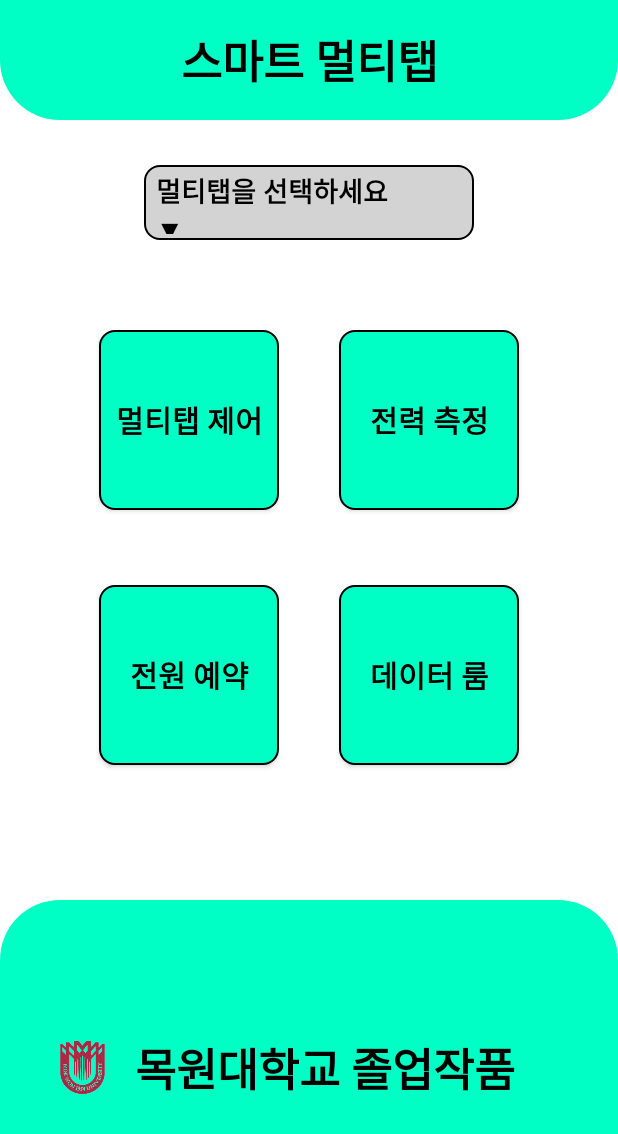
After one commit to htshot/androidProject, an Android app: the MainActivity2 screen opened directly, with no data from a screen before it, on a phone screen of 412 x 824 dp. The commit adds this screen. Shown: the top 1134 px of the screen. Run offline under Robolectric (Android 15) with nearby library versions, the phone set to English and light mode, and no system bars.

Commit message:
first commit

```diff
--- a/app/src/main/AndroidManifest.xml
+++ b/app/src/main/AndroidManifest.xml
@@ -14,7 +14,9 @@
         <meta-data
             android:name="com.google.android.actions"
             android:resource="@drawable/button_round" />
-
+        <activity
+            android:name=".MainActivity2"
+            android:exported="true"/>
         <activity
             android:name=".MainActivity"
             android:exported="true">
--- a/app/src/main/java/com/example/appdesign/MainActivity.java
+++ b/app/src/main/java/com/example/appdesign/MainActivity.java
@@ -2,6 +2,7 @@ package com.example.appdesign;
 
 import androidx.appcompat.app.AppCompatActivity;
 
+import android.content.Intent;
 import android.graphics.Color;
 import android.os.Bundle;
 import android.view.View;
@@ -282,10 +283,13 @@ public class MainActivity extends AppCompatActivity {
             }
         });
 
+        Intent intent = new Intent(MainActivity.this,MainActivity2.class);
         mainmenu.setOnClickListener(new View.OnClickListener() {
             @Override
             public void onClick(View view) {
                 // mainmenu 부분 코드 작성
+                startActivity(intent);
+                finish();
             }
         });
     }
--- /dev/null
+++ b/app/src/main/java/com/example/appdesign/MainActivity2.java
@@ -0,0 +1,52 @@
+package com.example.appdesign;
+
+import android.content.Intent;
+import android.os.Bundle;
+import android.util.Log;
+import android.view.View;
+import android.widget.AdapterView;
+import android.widget.ArrayAdapter;
+import android.widget.Button;
+import android.widget.Spinner;
+import androidx.appcompat.app.AppCompatActivity;
+import java.lang.reflect.Array;
+
+public class MainActivity2 extends AppCompatActivity {
+    @Override
+    protected void onCreate(Bundle savedInstanceState) {
+        super.onCreate(savedInstanceState);
+        setContentView(R.layout.mainpage);
+
+        Spinner spinner = findViewById(R.id.spinner);
+        if (spinner != null) {
+            String[] str = getResources().getStringArray(R.array.spinnerArray);
+            final ArrayAdapter<String> adapter = new ArrayAdapter<>(MainActivity2.this, R.layout.spinner_item, str);
+            adapter.setDropDownViewResource(android.R.layout.simple_spinner_dropdown_item);
+            spinner.setAdapter(adapter);
+
+            spinner.setOnItemSelectedListener(new AdapterView.OnItemSelectedListener() {
+                @Override
+                public void onItemSelected(AdapterView<?> parent, View view, int position, long id) {
+                    if (position > 0) {
+                        Log.v("알림", spinner.getSelectedItem().toString() + " is selected");
+                    }
+                }
+
+                @Override
+                public void onNothingSelected(AdapterView<?> parent) {
+
+                }
+            });
+        }
+
+        Button btn1 = findViewById(R.id.btn1);
+        Intent intent = new Intent(MainActivity2.this,MainActivity.class);
+        btn1.setOnClickListener(new View.OnClickListener() {
+            @Override
+            public void onClick(View view) {
+                startActivity(intent);
+                finish();
+            }
+        });
+    }
+}
--- /dev/null
+++ b/app/src/main/res/drawable/bottom_round.xml
@@ -0,0 +1,12 @@
+<?xml version="1.0" encoding="utf-8"?>
+<shape xmlns:android="http://schemas.android.com/apk/res/android">
+    <solid
+        android:color="#00FFC4"
+        />
+
+    <corners
+        android:topLeftRadius="40dp"
+        android:topRightRadius="40dp"
+        android:bottomLeftRadius="0dp"
+        android:bottomRightRadius="0dp"/>
+</shape>
--- /dev/null
+++ b/app/src/main/res/drawable/header_round.xml
@@ -0,0 +1,11 @@
+<?xml version="1.0" encoding="utf-8"?>
+<shape xmlns:android="http://schemas.android.com/apk/res/android">
+    <solid
+        android:color="#00FFC4"
+        />
+    <corners
+        android:topLeftRadius="0dp"
+        android:topRightRadius="0dp"
+        android:bottomLeftRadius="40dp"
+        android:bottomRightRadius="40dp"/>
+</shape>
--- /dev/null
+++ b/app/src/main/res/drawable/mainbt_round.xml
@@ -0,0 +1,16 @@
+<?xml version="1.0" encoding="utf-8"?>
+<shape xmlns:android="http://schemas.android.com/apk/res/android">
+    <solid
+        android:color="#00FFC4"
+        />
+
+    <stroke
+        android:width="1dp"
+        android:color="@color/black"
+        />
+    <corners
+        android:topLeftRadius="20dp"
+        android:topRightRadius="20dp"
+        android:bottomLeftRadius="20dp"
+        android:bottomRightRadius="20dp"/>
+</shape>
--- /dev/null
+++ b/app/src/main/res/drawable/spinner_style.xml
@@ -0,0 +1,16 @@
+<?xml version="1.0" encoding="utf-8"?>
+<shape xmlns:android="http://schemas.android.com/apk/res/android">
+    <solid
+        android:color="#D3D3D3"
+        />
+
+    <stroke
+        android:width="1dp"
+        android:color="@color/black"
+        />
+    <corners
+        android:topLeftRadius="10dp"
+        android:topRightRadius="10dp"
+        android:bottomLeftRadius="10dp"
+        android:bottomRightRadius="10dp"/>
+</shape>
--- /dev/null
+++ b/app/src/main/res/layout/mainpage.xml
@@ -0,0 +1,131 @@
+<?xml version="1.0" encoding="utf-8"?>
+<LinearLayout xmlns:android="http://schemas.android.com/apk/res/android"
+    android:layout_width="match_parent"
+    android:layout_height="match_parent"
+    android:orientation="vertical"
+    android:background="@color/white">
+    <LinearLayout
+        android:layout_width="match_parent"
+        android:layout_height="wrap_content"
+        android:orientation="horizontal">
+        <TextView
+            android:layout_width="match_parent"
+            android:layout_height="80dp"
+            android:background="@drawable/header_round"
+            android:text="스마트 멀티탭"
+            android:textColor="@color/black"
+            android:textStyle="bold"
+            android:textSize="30dp"
+            android:gravity="center"
+            />
+    </LinearLayout>
+
+    <LinearLayout
+        android:layout_width="wrap_content"
+        android:layout_height="wrap_content"
+        android:layout_marginTop="30dp"
+        android:layout_gravity="center"
+        >
+        <Spinner
+            android:layout_width="220dp"
+            android:layout_height="50dp"
+            android:id="@+id/spinner"
+            android:spinnerMode="dropdown"
+            android:textColor="@color/black"
+            android:background="@drawable/spinner_style"
+            android:layout_gravity="center"
+            />
+    </LinearLayout>
+
+    <GridLayout
+        android:layout_width="wrap_content"
+        android:layout_height="wrap_content"
+        android:columnCount="2"
+        android:rowCount="1"
+        android:layout_marginTop="40dp"
+        android:layout_gravity="center">
+
+        <Button
+            android:layout_width="120dp"
+            android:height="120dp"
+            android:background="@drawable/button_round"
+            android:text="멀티탭 제어"
+            android:textSize="20dp"
+            android:textStyle="bold"
+            android:textColor="@color/black"
+            android:layout_columnWeight="1"
+            android:layout_margin="20dp"
+            android:id="@+id/btn1"/>
+        <Button
+            android:layout_width="120dp"
+            android:height="120dp"
+            android:background="@drawable/button_round"
+            android:text="전력 측정"
+            android:textSize="20dp"
+            android:textStyle="bold"
+            android:textColor="@color/black"
+            android:layout_columnWeight="1"
+            android:layout_margin="20dp"
+            android:id="@+id/btn2"/>
+    </GridLayout>
+
+    <GridLayout
+        android:layout_width="wrap_content"
+        android:layout_height="wrap_content"
+        android:columnCount="2"
+        android:rowCount="1"
+        android:layout_marginTop="10dp"
+        android:layout_gravity="center">
+
+        <Button
+            android:layout_width="120dp"
+            android:height="120dp"
+            android:background="@drawable/button_round"
+            android:text="전원 예약"
+            android:textSize="20dp"
+            android:textStyle="bold"
+            android:textColor="@color/black"
+            android:layout_columnWeight="1"
+            android:layout_margin="20dp"
+            android:id="@+id/btn3"/>
+        <Button
+            android:layout_width="120dp"
+            android:height="120dp"
+            android:background="@drawable/button_round"
+            android:text="데이터 룸"
+            android:textSize="20dp"
+            android:textStyle="bold"
+            android:textColor="@color/black"
+            android:layout_columnWeight="1"
+            android:layout_margin="20dp"
+            android:id="@+id/btn4"/>
+    </GridLayout>
+
+    <LinearLayout
+        android:layout_width="match_parent"
+        android:layout_height="wrap_content"
+        android:orientation="horizontal"
+        android:background="@drawable/bottom_round"
+        android:layout_weight="1"
+        android:padding="20dp"
+        android:layout_marginTop="70dp"
+        >
+
+        <ImageView
+            android:layout_width="70dp"
+            android:layout_height="70dp"
+            android:src="@drawable/mokwon"
+            android:layout_gravity="center"/>
+        <TextView
+            android:layout_width="match_parent"
+            android:layout_height="wrap_content"
+            android:text="목원대학교 졸업작품"
+            android:textColor="@color/black"
+            android:layout_gravity="center"
+            android:textSize="30dp"
+            android:textStyle="bold"/>
+
+    </LinearLayout>
+
+
+</LinearLayout>
--- /dev/null
+++ b/app/src/main/res/layout/spinner_item.xml
@@ -0,0 +1,13 @@
+<?xml version="1.0" encoding="utf-8"?>
+<TextView
+    xmlns:android="http://schemas.android.com/apk/res/android"
+    android:layout_width="match_parent"
+    android:layout_height="wrap_content"
+    android:textSize="18dp"
+    android:textColor="@color/black"
+    android:background="#00ff0000"
+    style="?android:attr/spinnerItemStyle"
+    android:paddingTop="4dp"
+    android:paddingBottom="4dp"
+    android:textStyle="bold"
+    />
--- /dev/null
+++ b/app/src/main/res/values/filed.xml
@@ -0,0 +1,9 @@
+<?xml version="1.0" encoding="utf-8"?>
+<resources>
+    <string-array name="spinnerArray">
+        <item> 멀티탭을 선택하세요 \t\t\t ▼ </item>
+        <item> 사용자 설정1 </item>
+        <item> 사용자 설정2 </item>
+        <item> 사용자 설정3 </item>
+    </string-array>
+</resources>
```
Also changed, not shown: app/src/main/res/drawable/mokwon.png (added).
